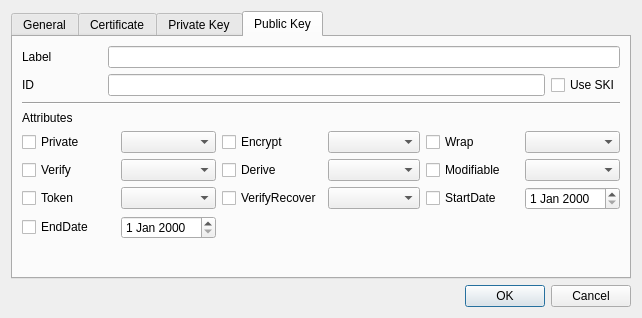
This is CryptokiMan/import_pfx_dlg.ui in jykim74/CryptokiMan as Qt 5 draws it before an edit. The edited form follows.
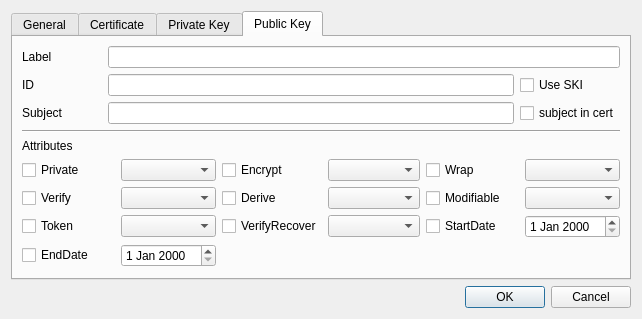
This is the edited form.

Commit message: 공개키 속성으로 SUBJECT 지원

```diff
--- a/CryptokiMan/import_pfx_dlg.ui
+++ b/CryptokiMan/import_pfx_dlg.ui
@@ -763,6 +763,23 @@
          <item row="0" column="1" colspan="2">
           <widget class="QLineEdit" name="mPubLabelText"/>
          </item>
+         <item row="2" column="0">
+          <widget class="QLabel" name="label_19">
+           <property name="text">
+            <string>Subject</string>
+           </property>
+          </widget>
+         </item>
+         <item row="2" column="1">
+          <widget class="QLineEdit" name="mPubSubjectText"/>
+         </item>
+         <item row="2" column="2">
+          <widget class="QCheckBox" name="mPubSubjectInCertCheck">
+           <property name="text">
+            <string>subject in cert</string>
+           </property>
+          </widget>
+         </item>
         </layout>
        </item>
        <item>
```
Left out of the diff: 14 changed lines with no effect on the pictures. The commit also changes 19 other files.
